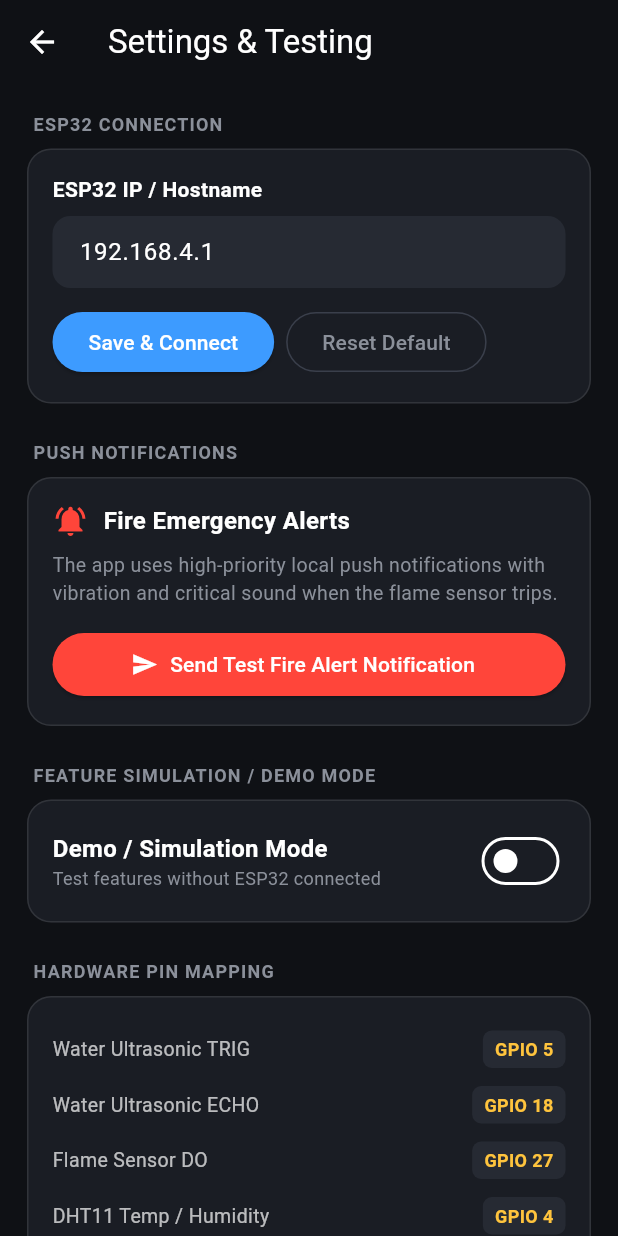
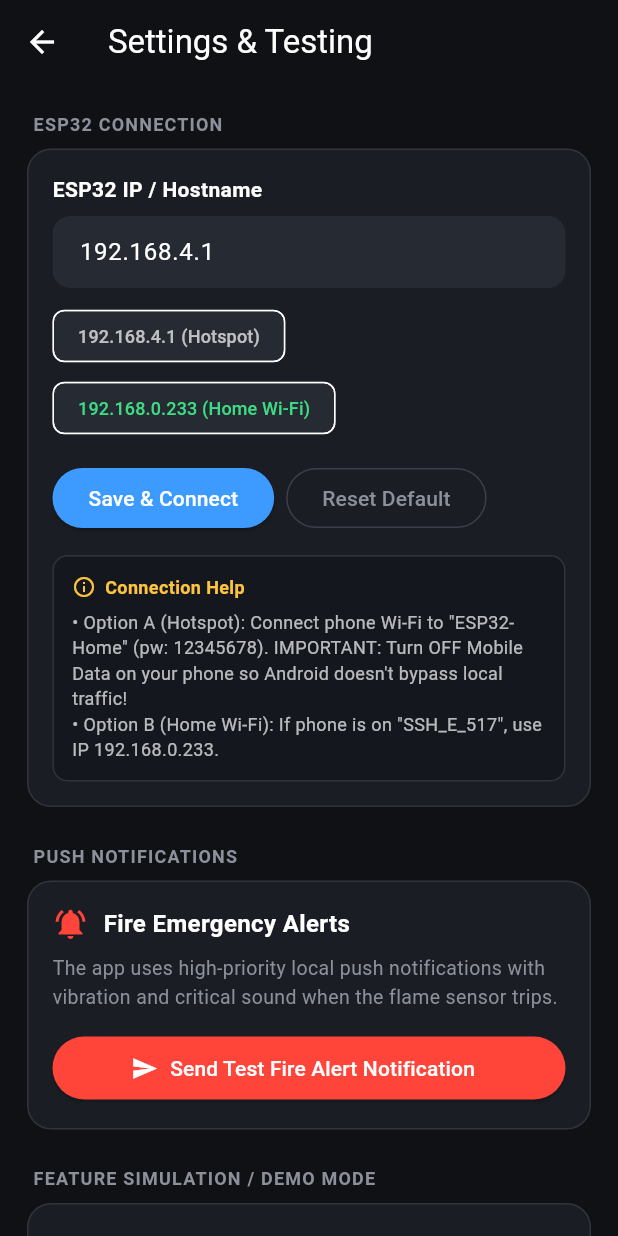
Before and after one commit to 041rayan/smart-home-system, a Flutter app: the screen it shows after launch, after a tap on the "settings" icon, on a phone screen of 412 x 824 dp. Run offline on Flutter 3.47's test engine with Material 3 defaults, Android fonts, the phone set to English and light mode, and no system bars; our stand-ins replace flutter_local_notifications, local_auth, shared_preferences; network calls fail.

Commit message:
feat: add WiFiMulti dual-network support and presets for phone connection

```diff
--- a/smart_home_app/lib/providers/home_provider.dart
+++ b/smart_home_app/lib/providers/home_provider.dart
@@ -28,7 +28,7 @@ class HomeProvider extends ChangeNotifier {
   String? get errorMessage => _errorMessage;
 
   HomeProvider() {
-    _apiService = Esp32ApiService(baseUrl: 'http://$_esp32Ip');
+    _apiService = Esp32ApiService(baseUrl: _esp32Ip);
     _loadPreferences();
   }
 
@@ -37,7 +37,7 @@ class HomeProvider extends ChangeNotifier {
       final prefs = await SharedPreferences.getInstance();
       _esp32Ip = prefs.getString('esp32_ip') ?? '192.168.4.1';
       _isDemoMode = prefs.getBool('demo_mode') ?? false;
-      _apiService = Esp32ApiService(baseUrl: 'http://$_esp32Ip');
+      _apiService = Esp32ApiService(baseUrl: _esp32Ip);
 
       if (_isDemoMode) {
         _initDemoState();
@@ -105,7 +105,7 @@ class HomeProvider extends ChangeNotifier {
 
   Future<void> setEsp32Ip(String ip) async {
     _esp32Ip = ip.trim();
-    _apiService = Esp32ApiService(baseUrl: 'http://$_esp32Ip');
+    _apiService = Esp32ApiService(baseUrl: _esp32Ip);
     final prefs = await SharedPreferences.getInstance();
     await prefs.setString('esp32_ip', _esp32Ip);
 
--- a/smart_home_app/lib/screens/settings_screen.dart
+++ b/smart_home_app/lib/screens/settings_screen.dart
@@ -76,6 +76,28 @@ class _SettingsScreenState extends State<SettingsScreen> {
                         horizontal: 14, vertical: 12),
                   ),
                 ),
+                const SizedBox(height: 8),
+                Wrap(
+                  spacing: 8,
+                  children: [
+                    ActionChip(
+                      label: const Text('192.168.4.1 (Hotspot)'),
+                      backgroundColor: const Color(0xFF262A33),
+                      labelStyle: const TextStyle(color: Colors.white70, fontSize: 12),
+                      onPressed: () {
+                        _ipController.text = '192.168.4.1';
+                      },
+                    ),
+                    ActionChip(
+                      label: const Text('192.168.0.233 (Home Wi-Fi)'),
+                      backgroundColor: const Color(0xFF262A33),
+                      labelStyle: const TextStyle(color: Color(0xFF3DDC84), fontSize: 12),
+                      onPressed: () {
+                        _ipController.text = '192.168.0.233';
+                      },
+                    ),
+                  ],
+                ),
                 const SizedBox(height: 12),
                 Row(
                   children: [
@@ -83,7 +105,7 @@ class _SettingsScreenState extends State<SettingsScreen> {
                       onPressed: () {
                         provider.setEsp32Ip(_ipController.text);
                         ScaffoldMessenger.of(context).showSnackBar(
-                          const SnackBar(content: Text('ESP32 IP updated! Connecting...')),
+                          SnackBar(content: Text('Connecting to ${_ipController.text}...')),
                         );
                       },
                       style: ElevatedButton.styleFrom(
@@ -105,6 +127,39 @@ class _SettingsScreenState extends State<SettingsScreen> {
                       child: const Text('Reset Default'),
                     ),
                   ],
+                ),
+                const SizedBox(height: 14),
+                Container(
+                  padding: const EdgeInsets.all(12),
+                  decoration: BoxDecoration(
+                    color: const Color(0xFF14171D),
+                    borderRadius: BorderRadius.circular(10),
+                    border: Border.all(color: Colors.white12),
+                  ),
+                  child: const Column(
+                    crossAxisAlignment: CrossAxisAlignment.start,
+                    children: [
+                      Row(
+                        children: [
+                          Icon(Icons.info_outline, size: 16, color: Color(0xFFFFC43D)),
+                          SizedBox(width: 6),
+                          Text(
+                            'Connection Help',
+                            style: TextStyle(
+                              color: Color(0xFFFFC43D),
+                              fontSize: 12,
+                              fontWeight: FontWeight.bold,
+                            ),
+                          ),
+                        ],
+                      ),
+                      SizedBox(height: 6),
+                      Text(
+                        '• Option A (Hotspot): Connect phone Wi-Fi to "ESP32-Home" (pw: 12345678). IMPORTANT: Turn OFF Mobile Data on your phone so Android doesn\'t bypass local traffic!\n• Option B (Home Wi-Fi): If phone is on "SSH_E_517", use IP 192.168.0.233.',
+                        style: TextStyle(color: Colors.white70, fontSize: 12, height: 1.4),
+                      ),
+                    ],
+                  ),
                 ),
               ],
             ),
--- a/smart_home_app/lib/services/esp32_api_service.dart
+++ b/smart_home_app/lib/services/esp32_api_service.dart
@@ -9,11 +9,18 @@ class Esp32ApiService {
 
   Esp32ApiService({
     this.baseUrl = 'http://192.168.4.1',
-    this.timeout = const Duration(seconds: 3),
+    this.timeout = const Duration(seconds: 5),
   });
 
   String _cleanUrl(String endpoint) {
     var base = baseUrl.trim();
+    // Strip leading schemes if duplicated
+    while (base.startsWith('http://http://')) {
+      base = base.substring(7);
+    }
+    while (base.startsWith('https://http://')) {
+      base = base.substring(8);
+    }
     if (!base.startsWith('http://') && !base.startsWith('https://')) {
       base = 'http://$base';
     }
```
Also changed, not shown: 1 other file.
